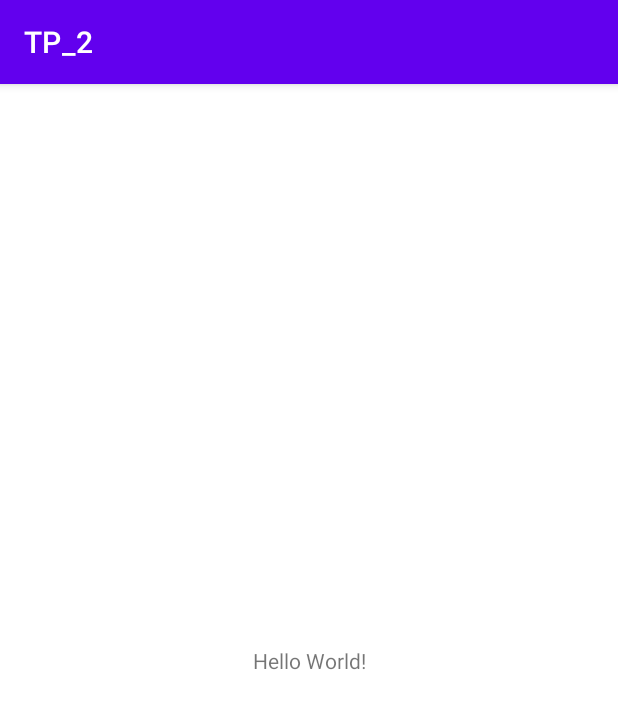
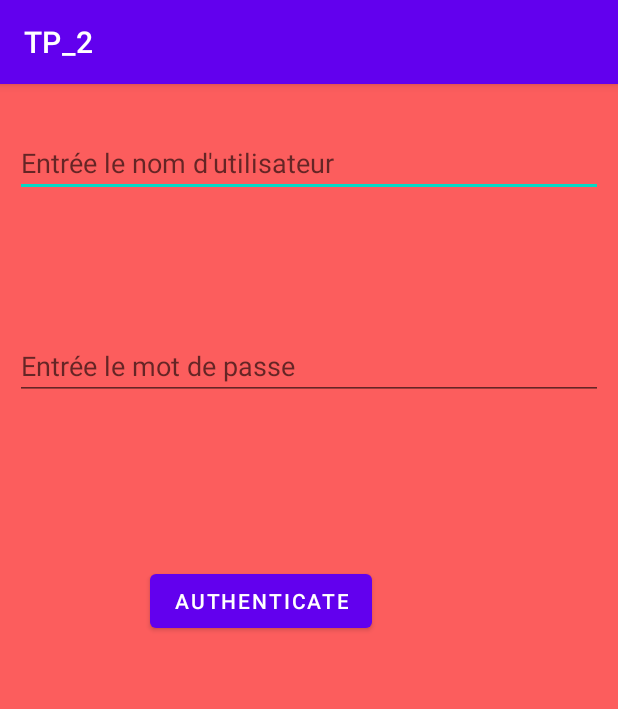
Before and after one commit to oussama-bendiouss/TP_2, an Android app: the screen it shows after launch (MainActivity before the commit, Authentification after it), on a phone screen of 412 x 824 dp. Shown: the top 709 px of the screen. Run offline under Robolectric (Android 15) with nearby library versions, the phone set to English and light mode, and no system bars.

Commit message:
ici pour résoudre se problème j'ai ajouter les permissions necessaires sur le fichier manifest wake_lock pour laisser l'écran allumer (réveillé), permission pour avoir un accès internet, la troisième permet à l'application d'avoir des informations sur la connection internet. J'ai crée un nouveau thread car j'ai pas le droit d'exécuter une long action sur le thread principale

```diff
--- /dev/null
+++ b/app/src/main/java/com/example/tp_2/Authentification.java
@@ -0,0 +1,79 @@
+package com.example.tp_2;
+
+import androidx.appcompat.app.AppCompatActivity;
+
+import android.os.Bundle;
+import android.util.Log;
+import android.view.View;
+import android.widget.Button;
+import android.widget.EditText;
+
+import java.io.BufferedInputStream;
+import java.io.ByteArrayOutputStream;
+import java.io.IOException;
+import java.io.InputStream;
+import java.net.HttpURLConnection;
+import java.net.MalformedURLException;
+import java.net.URL;
+
+public class Authentification extends AppCompatActivity {
+EditText username;
+EditText password;
+Button Authenticate;
+    @Override
+    protected void onCreate(Bundle savedInstanceState) {
+        super.onCreate(savedInstanceState);
+        setContentView(R.layout.activity_main);
+        username = findViewById(R.id.username);
+        password = findViewById(R.id.password);
+        Authenticate = findViewById(R.id.connect);
+        Thread thread = new Thread(new Runnable() {
+
+            @Override
+            public void run() {
+                try  {
+                    URL url = null;
+                    try {
+                        url = new URL("https://www.android.com/");
+                        HttpURLConnection urlConnection = (HttpURLConnection) url.openConnection();
+                        try {
+                            InputStream in = new BufferedInputStream(urlConnection.getInputStream());
+                            String s = readStream(in);
+                            Log.i("JFL", s);
+                        } finally {
+                            urlConnection.disconnect();
+                        }
+                    } catch (MalformedURLException e) {
+                        e.printStackTrace();
+                    } catch (IOException e) {
+                        e.printStackTrace();
+                    }
+                } catch (Exception e) {
+                    e.printStackTrace();
+                }
+            }
+        });
+
+
+        Authenticate.setOnClickListener(new View.OnClickListener() {
+            @Override
+            public void onClick(View view) {
+
+                thread.start();
+            }
+        });
+    }
+    private String readStream(InputStream is) {
+        try {
+            ByteArrayOutputStream bo = new ByteArrayOutputStream();
+            int i = is.read();
+            while(i != -1) {
+                bo.write(i);
+                i = is.read();
+            }
+            return bo.toString();
+        } catch (IOException e) {
+            return "";
+        }
+    }
+}
--- a/app/src/main/java/com/example/tp_2/MainActivity.java
+++ /dev/null
@@ -1,14 +0,0 @@
-package com.example.tp_2;
-
-import androidx.appcompat.app.AppCompatActivity;
-
-import android.os.Bundle;
-
-public class MainActivity extends AppCompatActivity {
-
-    @Override
-    protected void onCreate(Bundle savedInstanceState) {
-        super.onCreate(savedInstanceState);
-        setContentView(R.layout.activity_main);
-    }
-}
--- a/app/src/main/res/layout/activity_main.xml
+++ b/app/src/main/res/layout/activity_main.xml
@@ -1,18 +1,37 @@
 <?xml version="1.0" encoding="utf-8"?>
-<androidx.constraintlayout.widget.ConstraintLayout xmlns:android="http://schemas.android.com/apk/res/android"
+<LinearLayout xmlns:android="http://schemas.android.com/apk/res/android"
     xmlns:app="http://schemas.android.com/apk/res-auto"
     xmlns:tools="http://schemas.android.com/tools"
     android:layout_width="match_parent"
     android:layout_height="match_parent"
-    tools:context=".MainActivity">
+    android:orientation="vertical"
+    android:background="@color/cs"
+    tools:context=".Authentification">
 
-    <TextView
+    <EditText
+        android:id="@+id/username"
+        android:layout_width="match_parent"
+        android:layout_height="wrap_content"
+        android:gravity="start"
+        android:layout_marginTop="30dp"
+        android:layout_marginLeft="10dp"
+        android:layout_marginBottom="80dp"
+        android:layout_marginRight="10dp"
+        android:hint="Entrée le nom d'utilisateur " />
+    <EditText
+        android:id="@+id/password"
+        android:layout_width="match_parent"
+        android:layout_height="wrap_content"
+        android:gravity="start"
+        android:layout_margin="10dp"
+        android:hint="Entrée le mot de passe " />
+    <Button
         android:layout_width="wrap_content"
         android:layout_height="wrap_content"
-        android:text="Hello World!"
-        app:layout_constraintBottom_toBottomOf="parent"
-        app:layout_constraintLeft_toLeftOf="parent"
-        app:layout_constraintRight_toRightOf="parent"
-        app:layout_constraintTop_toTopOf="parent" />
+        android:text="Authenticate"
+        android:layout_marginTop="100dp"
+        android:layout_marginLeft="100dp"
+        android:id="@+id/connect"/>
 
-</androidx.constraintlayout.widget.ConstraintLayout>
+
+</LinearLayout>
--- a/app/src/main/res/values/colors.xml
+++ b/app/src/main/res/values/colors.xml
@@ -7,4 +7,5 @@
     <color name="teal_700">#FF018786</color>
     <color name="black">#FF000000</color>
     <color name="white">#FFFFFFFF</color>
+    <color name="cs">#FC5D5D</color>
 </resources>
```
Also changed, not shown: app/src/main/AndroidManifest.xml (+6 -1 lines).
